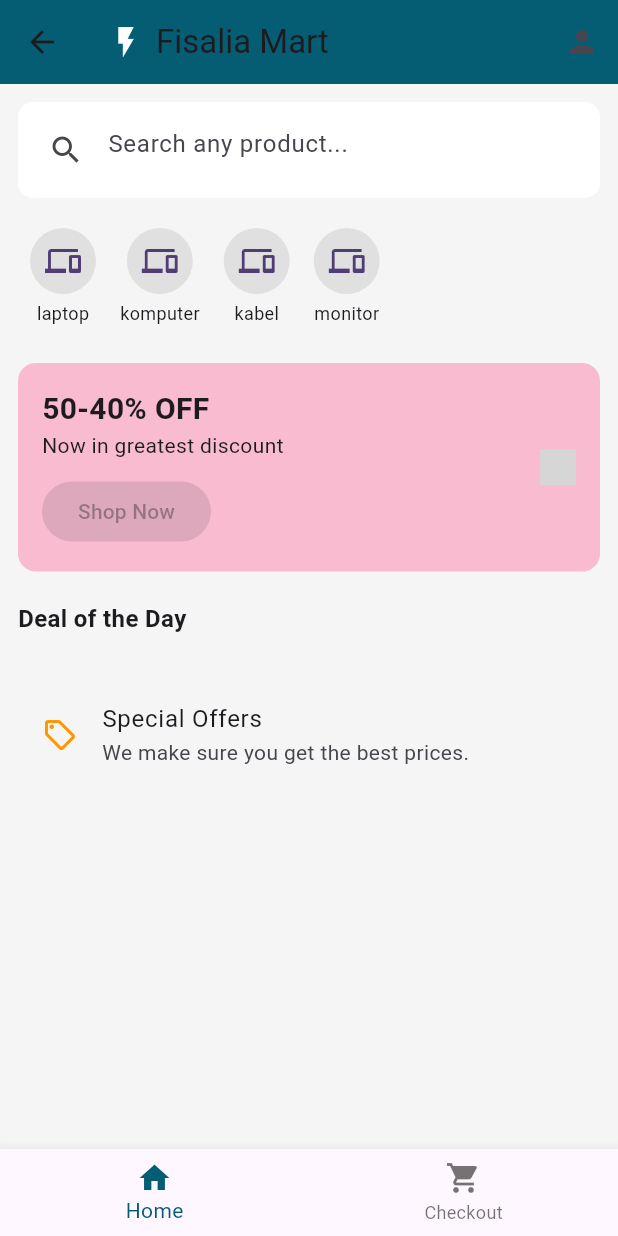
After one commit to AnandaFajar26/fiisaliamart, a Flutter app: the HomeScreen screen opened directly, on a phone screen of 412 x 824 dp. The commit adds this screen. Run offline on Flutter 3.47's test engine with Material 3 defaults, Android fonts, the phone set to English and light mode, and no system bars; our stand-ins replace get, image_picker, supabase_flutter; accounts and stored records are empty; grey boxes are pictures that could not be loaded.

Commit message:
update homescreen

```diff
--- a/lib/halamanadmin/dasboard_admin.dart
+++ b/lib/halamanadmin/dasboard_admin.dart
@@ -20,7 +20,7 @@ class AdminDashboard extends StatelessWidget {
             ListTile(
               leading: const Icon(Icons.dashboard),
               title: const Text('Utama'),
-              onTap: () {}, // TODO: Navigasi ke halaman utama
+              onTap: () {},
             ),
             ListTile(
               leading: const Icon(Icons.shopping_bag),
--- /dev/null
+++ b/lib/tampilanawal/homescreen.dart
@@ -0,0 +1,220 @@
+import 'package:flutter/material.dart';
+import 'package:get/get.dart';
+import 'package:supabase_flutter/supabase_flutter.dart';
+
+import '../tampilanawal.dart/checkout_screen.dart';
+import '../tampilanawal.dart/profil_screen.dart';
+
+class HomeScreen extends StatefulWidget {
+  const HomeScreen({super.key});
+
+  @override
+  State<HomeScreen> createState() => _HomeScreenState();
+}
+
+class _HomeScreenState extends State<HomeScreen> {
+  final Color primaryBlue = const Color(0xFF045D72);
+  List<dynamic> products = [];
+  bool isLoading = true;
+
+  @override
+  void initState() {
+    super.initState();
+    fetchProducts();
+  }
+
+  Future<void> fetchProducts() async {
+    final response = await Supabase.instance.client
+        .from('products')
+        .select()
+        .order('created_at', ascending: false);
+
+    setState(() {
+      products = response;
+      isLoading = false;
+    });
+  }
+
+  Future<void> addToCheckout(Map<String, dynamic> product) async {
+    final user = Supabase.instance.client.auth.currentUser;
+    if (user == null) return;
+
+    await Supabase.instance.client.from('orders').insert({
+      'user_id': user.id,
+      'product_title': product['title'],
+      'product_price': product['price'],
+      'product_image': product['image_url'],
+      'status': 'pending',
+      'created_at': DateTime.now().toIso8601String(),
+    });
+
+    ScaffoldMessenger.of(context).showSnackBar(
+      const SnackBar(content: Text('Produk ditambahkan ke Checkout')),
+    );
+  }
+
+  @override
+  Widget build(BuildContext context) {
+    return Scaffold(
+      backgroundColor: Colors.grey[100],
+      appBar: AppBar(
+        backgroundColor: primaryBlue,
+        title: const Row(
+          children: [
+            Icon(Icons.flash_on, color: Colors.white),
+            SizedBox(width: 8),
+            Text("Fisalia Mart"),
+          ],
+        ),
+        actions: [
+          IconButton(
+            icon: const Icon(Icons.person),
+            onPressed: () => Get.to(() => const ProfilScreen()),
+          ),
+        ],
+      ),
+      body:
+          isLoading
+              ? const Center(child: CircularProgressIndicator())
+              : ListView(
+                padding: const EdgeInsets.all(12),
+                children: [
+                  Container(
+                    padding: const EdgeInsets.all(8),
+                    decoration: BoxDecoration(
+                      color: Colors.white,
+                      borderRadius: BorderRadius.circular(10),
+                    ),
+                    child: const TextField(
+                      decoration: InputDecoration(
+                        hintText: "Search any product...",
+                        border: InputBorder.none,
+                        prefixIcon: Icon(Icons.search),
+                      ),
+                    ),
+                  ),
+                  const SizedBox(height: 20),
+                  SizedBox(
+                    height: 70,
+                    child: ListView(
+                      scrollDirection: Axis.horizontal,
+                      children:
+                          ['laptop', 'komputer', 'kabel', 'monitor']
+                              .map(
+                                (e) => Padding(
+                                  padding: const EdgeInsets.symmetric(
+                                    horizontal: 8,
+                                  ),
+                                  child: Column(
+                                    children: [
+                                      CircleAvatar(
+                                        radius: 22,
+                                        backgroundColor: Colors.grey[300],
+                                        child: const Icon(Icons.devices),
+                                      ),
+                                      const SizedBox(height: 4),
+                                      Text(
+                                        e,
+                                        style: const TextStyle(fontSize: 12),
+                                      ),
+                                    ],
+                                  ),
+                                ),
+                              )
+                              .toList(),
+                    ),
+                  ),
+                  const SizedBox(height: 20),
+                  Container(
+                    decoration: BoxDecoration(
+                      borderRadius: BorderRadius.circular(12),
+                      color: Colors.pink[100],
+                    ),
+                    padding: const EdgeInsets.all(16),
+                    child: Row(
+                      children: [
+                        Expanded(
+                          child: Column(
+                            crossAxisAlignment: CrossAxisAlignment.start,
+                            children: const [
+                              Text(
+                                "50-40% OFF",
+                                style: TextStyle(
+                                  fontSize: 20,
+                                  fontWeight: FontWeight.bold,
+                                ),
+                              ),
+                              Text("Now in greatest discount"),
+                              SizedBox(height: 10),
+                              ElevatedButton(
+                                onPressed: null,
+                                child: Text("Shop Now"),
+                              ),
+                            ],
+                          ),
+                        ),
+                        Image.asset(
+                          "assets/shopping_girl.png",
+                          height: 100,
+                          errorBuilder: (_, __, ___) {
+                            return const Icon(Icons.image_not_supported);
+                          },
+                        ),
+                      ],
+                    ),
+                  ),
+                  const SizedBox(height: 20),
+                  const Text(
+                    "Deal of the Day",
+                    style: TextStyle(fontWeight: FontWeight.bold, fontSize: 16),
+                  ),
+                  const SizedBox(height: 10),
+                  ...products.map((product) {
+                    return Card(
+                      child: ListTile(
+                        contentPadding: const EdgeInsets.all(12),
+                        leading: Image.network(
+                          product['image_url'] ?? '',
+                          width: 50,
+                          height: 50,
+                          errorBuilder:
+                              (_, __, ___) => const Icon(Icons.broken_image),
+                        ),
+                        title: Text(product['title'] ?? ''),
+                        subtitle: Text(product['description'] ?? '-'),
+                        trailing: IconButton(
+                          icon: const Icon(Icons.add_circle_outline),
+                          onPressed: () => addToCheckout(product),
+                        ),
+                      ),
+                    );
+                  }).toList(),
+                  const SizedBox(height: 20),
+                  const ListTile(
+                    leading: Icon(
+                      Icons.local_offer_outlined,
+                      color: Colors.orange,
+                    ),
+                    title: Text("Special Offers"),
+                    subtitle: Text("We make sure you get the best prices."),
+                  ),
+                ],
+              ),
+      bottomNavigationBar: BottomNavigationBar(
+        selectedItemColor: primaryBlue,
+        items: const [
+          BottomNavigationBarItem(icon: Icon(Icons.home), label: "Home"),
+          BottomNavigationBarItem(
+            icon: Icon(Icons.shopping_cart),
+            label: "Checkout",
+          ),
+        ],
+        onTap: (index) {
+          if (index == 1) {
+            Get.to(() => const CheckoutPage());
+          }
+        },
+      ),
+    );
+  }
+}
```
Also changed, not shown: pubspec.lock, 1 other file.
